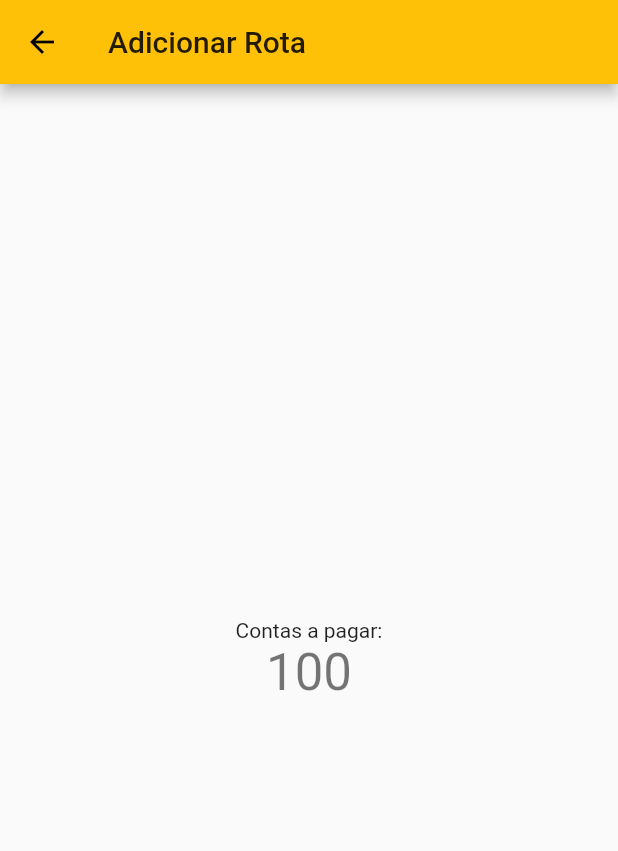
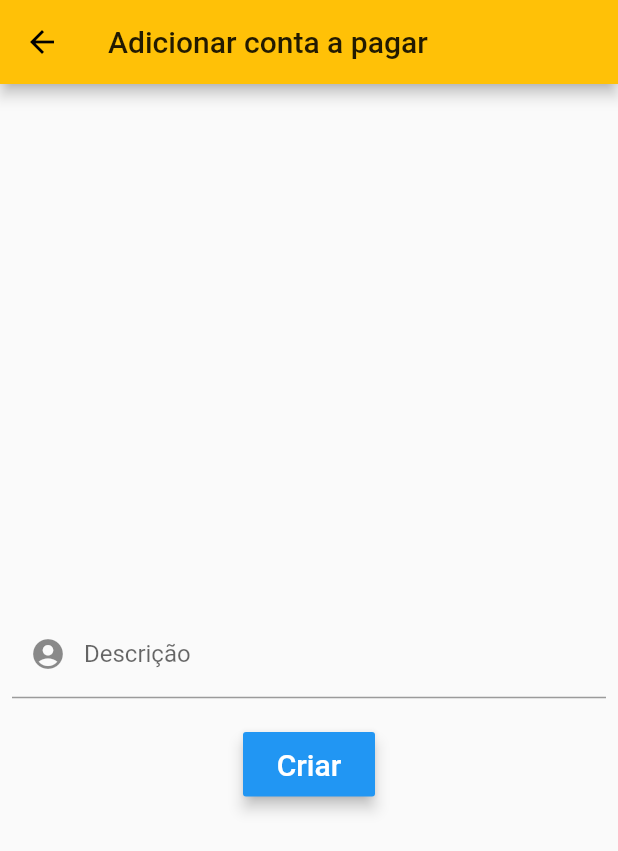
Before and after one commit to LuanZanchet/ContasAPagarApp, a Flutter app: the screen it shows after launch, after a tap on the "add" icon, on a phone screen of 412 x 824 dp. Shown: the top 851 px of the screen. Run offline on Flutter 3.47's test engine with Material 2 defaults, Android fonts, the phone set to English and light mode, and no system bars; Roboto replaces fonts that are missing (Poppins).

Commit message:
Modifições o AddConta

```diff
--- a/lib/screen/AddConta.dart
+++ b/lib/screen/AddConta.dart
@@ -5,18 +5,55 @@ class AddConta extends StatelessWidget  {
   Widget build(BuildContext context) {
     return Scaffold(
       appBar: AppBar(
-        title: Text("Adicionar Rota"),
+        title: Text("Adicionar conta a pagar"),
       ),
       body: Center(
         child: Column(
           mainAxisAlignment: MainAxisAlignment.center,
           children: <Widget>[
-            Text(
-              'Contas a pagar:',
+             Center(
+              child: Container(
+                margin: EdgeInsets.only(top: 60.0),
+                child: Column(
+                  children: <Widget>[
+                    Padding(
+                      padding: EdgeInsets.only(left: 8.0, right: 8.0),
+                      child: TextField(
+                        decoration: InputDecoration(
+                          prefixIcon: Icon(Icons.account_circle),
+                          labelText: 'Descrição',
+                          hintText: "Descrição",
+                        ),
+                        keyboardType: TextInputType.emailAddress,
+                        style: new TextStyle(
+                          fontFamily: "Poppins",
+                        ),
+                      ),
+                    )
+                  ],
+                ),
+              ),
             ),
-            Text(
-              '100',
-              style: Theme.of(context).textTheme.display1,
+            Container(
+              margin: EdgeInsets.only(top: 20.0),
+              child: Center(
+                child: RaisedButton(
+                  padding: EdgeInsets.all(10.0),
+                  child: Text(
+                    'Criar',
+                    style: TextStyle(
+                      color: Colors.white,
+                      fontSize: 20.0,
+                    ),
+                  ),
+                  color: Colors.blue,
+                  elevation: 4.0,
+                  splashColor: Colors.blueGrey,
+                  onPressed: () {
+                    () => {};
+                  },
+                ),
+              ),
             ),
           ],
         ),
--- a/lib/screen/Principal.dart
+++ b/lib/screen/Principal.dart
@@ -22,9 +22,7 @@ class PrincipalPage extends StatefulWidget {
 }
 
 class _PrincipalPageState extends State<PrincipalPage> {
-  int _counter = 0;
-
-  void _incrementCounter() {
+  void _addConta() {
     Navigator.push(
               context,
               MaterialPageRoute(builder: (context) => AddConta()),
@@ -49,8 +47,8 @@ class _PrincipalPageState extends State<PrincipalPage> {
         ),
       ),
       floatingActionButton: FloatingActionButton(
-        onPressed: _incrementCounter,
-        tooltip: 'Increment',
+        onPressed: _addConta,
+        tooltip: 'Adicionar nova conta',
         child: Icon(Icons.add),
       ),
     );
```
